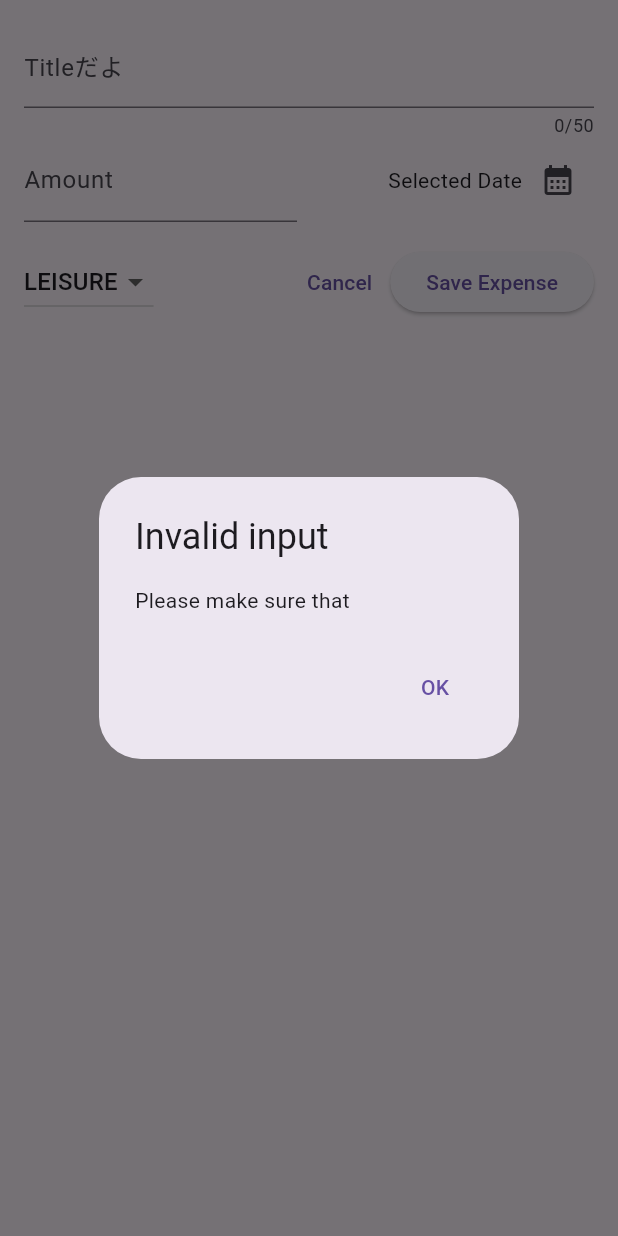
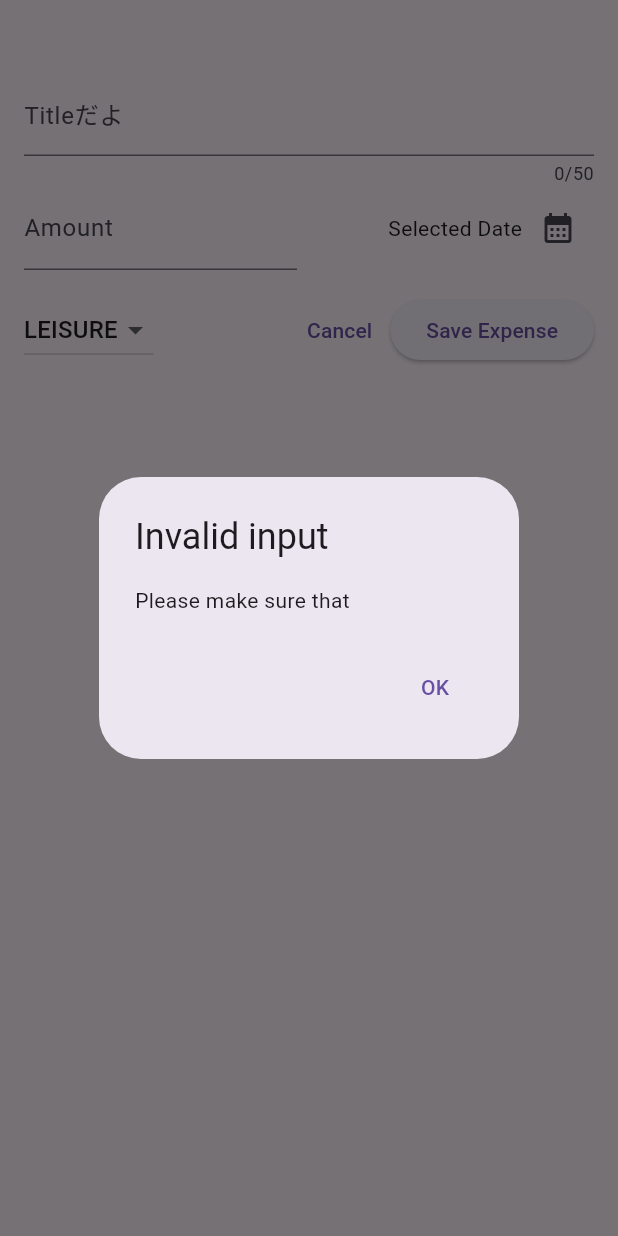
Before and after one commit to haruharu3220/expense_tracker, a Flutter app: the NewExpense widget shown alone on an empty page, opened directly with empty values, after a tap on "Save Expense", on a phone screen of 412 x 824 dp. Run offline on Flutter 3.47's test engine with Material 2 defaults, Android fonts, the phone set to English and light mode, and no system bars.

Commit message:
119 モーダルを全画面表示化

```diff
--- a/lib/widgets/expenses.dart
+++ b/lib/widgets/expenses.dart
@@ -32,6 +32,7 @@ class _ExpensesState extends State<Expenses> {
   // AppBarのボタンを押した時の処理
   void _openAddExpenseOverlay() {
     showModalBottomSheet(
+      isScrollControlled: true, //trueのときモーダルを画面いっぱいに出す
       context: context,
       builder: (ctx) => NewExpense(onAddExpense: _addExpense),
     );
--- a/lib/widgets/new_expense.dart
+++ b/lib/widgets/new_expense.dart
@@ -66,11 +66,15 @@ class _NewExpenseState extends State<NewExpense> {
       return;
     }
 
-    widget.onAddExpense(Expense(
-        title: _titleController.text,
-        amount: enteredAmount,
-        date: _selectedDate!,
-        category: _selectedCategory));
+    widget.onAddExpense(
+      Expense(
+          title: _titleController.text,
+          amount: enteredAmount,
+          date: _selectedDate!,
+          category: _selectedCategory),
+    );
+
+    Navigator.pop(context);
   }
 
   @override
@@ -83,7 +87,7 @@ class _NewExpenseState extends State<NewExpense> {
   @override
   Widget build(BuildContext context) {
     return Padding(
-      padding: const EdgeInsets.all(16),
+      padding: const EdgeInsets.fromLTRB(16, 48, 16, 16),
       child: Column(
         children: [
           TextField(
```
